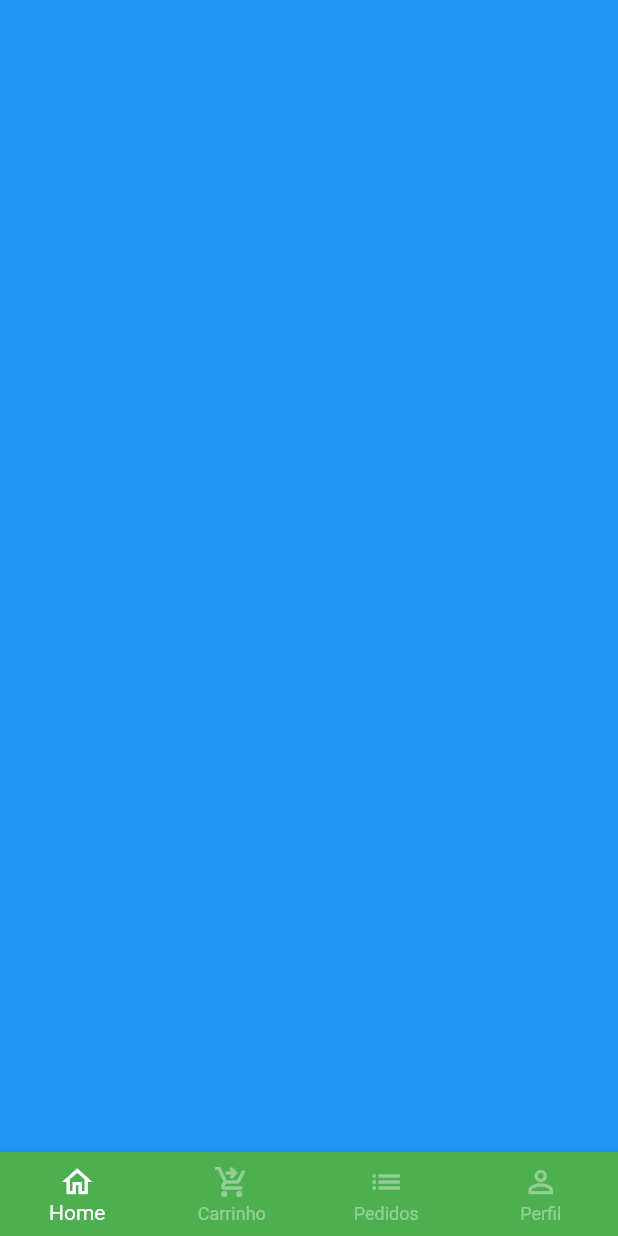
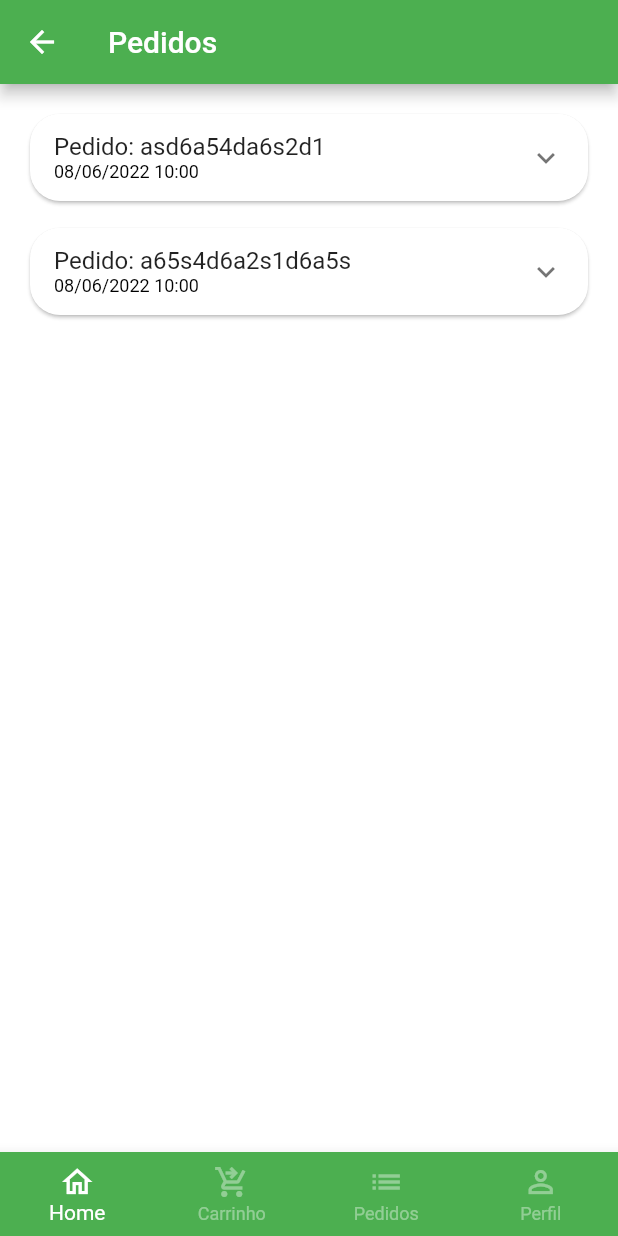
Before and after one commit to tiaggomoura/app-mercadin24h, a Flutter app: the BaseScreen screen opened directly, swiped to page 3, on a phone screen of 412 x 824 dp. Run offline on Flutter 3.47's test engine with Material 2 defaults, Android fonts, the phone set to English and light mode, and no system bars; our stand-ins replace animated_text_kit, badges, mask_text_input_formatter.

Commit message:
WIP - Criando Tile de Orders

```diff
--- a/lib/src/config/app_data.dart
+++ b/lib/src/config/app_data.dart
@@ -1,5 +1,6 @@
 import 'package:mercadin/src/models/item_model.dart';
 import 'package:mercadin/src/models/user_model.dart';
+import 'package:mercadin/src/models/order_model.dart';
 
 import '../models/cart_item.dart';
 
@@ -95,3 +96,49 @@ UserModel user = UserModel(
     phone: '85998111111',
     cpf: '88899900012',
     password: '123456');
+
+List<OrderModel> orders = [
+  // Pedido 01
+  OrderModel(
+    copyAndPaste: 'q1w2e3r4t5y6',
+    createdDateTime: DateTime.parse(
+      '2022-06-08 10:00:10.458',
+    ),
+    overdueDateTime: DateTime.parse(
+      '2022-06-08 11:00:10.458',
+    ),
+    id: 'asd6a54da6s2d1',
+    status: 'pending_payment',
+    total: 11.0,
+    items: [
+      CartItem(
+        item: apple,
+        quantity: 2,
+      ),
+      CartItem(
+        item: mango,
+        quantity: 2,
+      ),
+    ],
+  ),
+
+  // Pedido 02
+  OrderModel(
+    copyAndPaste: 'q1w2e3r4t5y6',
+    createdDateTime: DateTime.parse(
+      '2022-06-08 10:00:10.458',
+    ),
+    overdueDateTime: DateTime.parse(
+      '2022-06-08 11:00:10.458',
+    ),
+    id: 'a65s4d6a2s1d6a5s',
+    status: 'delivered',
+    total: 11.5,
+    items: [
+      CartItem(
+        item: guava,
+        quantity: 1,
+      ),
+    ],
+  ),
+];
--- /dev/null
+++ b/lib/src/models/order_model.dart
@@ -0,0 +1,21 @@
+import 'package:mercadin/src/models/cart_item.dart';
+
+class OrderModel {
+  String id;
+  DateTime createdDateTime;
+  DateTime overdueDateTime;
+  List<CartItem> items;
+  String status;
+  String copyAndPaste;
+  double total;
+
+  OrderModel({
+    required this.id,
+    required this.createdDateTime,
+    required this.overdueDateTime,
+    required this.items,
+    required this.status,
+    required this.copyAndPaste,
+    required this.total,
+  });
+}
--- a/lib/src/pages/base/base_screen.dart
+++ b/lib/src/pages/base/base_screen.dart
@@ -2,6 +2,7 @@ import 'package:flutter/material.dart';
 import 'package:mercadin/src/pages/cart/CartTab.dart';
 import 'package:mercadin/src/pages/home/home_tab.dart';
 import 'package:mercadin/src/pages/profile/profile_tab.dart';
+import 'package:mercadin/src/pages/orders/orders_tab.dart';
 
 class BaseScreen extends StatefulWidget {
   const BaseScreen({Key? key}) : super(key: key);
@@ -20,11 +21,11 @@ class _BaseScreenState extends State<BaseScreen> {
       body: PageView(
         physics: const NeverScrollableScrollPhysics(),
         controller: pageController,
-        children: [
-          const HomeTab(),
-          const CartTab(),
-          Container(color: Colors.blue),
-          const ProfileTab(),
+        children: const [
+          HomeTab(),
+          CartTab(),
+          OrdersTab(),
+          ProfileTab(),
         ],
       ),
       bottomNavigationBar: BottomNavigationBar(
--- /dev/null
+++ b/lib/src/pages/orders/components/order_tile.dart
@@ -0,0 +1,44 @@
+import 'package:flutter/material.dart';
+import 'package:mercadin/src/models/order_model.dart';
+import 'package:mercadin/src/services/utils_services.dart';
+
+class OrderTile extends StatelessWidget {
+  OrderTile({
+    Key? key,
+    required this.order,
+  }) : super(key: key);
+
+  final OrderModel order;
+  final UtilsServices utilsServices = UtilsServices();
+
+  @override
+  Widget build(BuildContext context) {
+    return Card(
+      shape: RoundedRectangleBorder(
+        borderRadius: BorderRadius.circular(20),
+      ),
+      child: Theme(
+        data: Theme.of(context).copyWith(
+          dividerColor: Colors.transparent,
+        ),
+        child: ExpansionTile(
+          title: Column(
+            mainAxisSize: MainAxisSize.min,
+            crossAxisAlignment: CrossAxisAlignment.start,
+            children: [
+              Text('Pedido: ${order.id}'),
+              Text(
+                utilsServices.formatDateTime(order.createdDateTime),
+                style: const TextStyle(
+                  fontSize: 12,
+                  color: Colors.black,
+                ),
+              ),
+            ],
+          ),
+          children: [],
+        ),
+      ),
+    );
+  }
+}
--- /dev/null
+++ b/lib/src/pages/orders/orders_tab.dart
@@ -0,0 +1,23 @@
+import 'package:flutter/material.dart';
+import 'package:mercadin/src/config/app_data.dart' as app_data;
+import 'components/order_tile.dart';
+
+class OrdersTab extends StatelessWidget {
+  const OrdersTab({Key? key}) : super(key: key);
+
+  @override
+  Widget build(BuildContext context) {
+    return Scaffold(
+      appBar: AppBar(
+        title: const Text('Pedidos'),
+      ),
+      body: ListView.separated(
+        padding: const EdgeInsets.all(16),
+        physics: const BouncingScrollPhysics(),
+        separatorBuilder: (_, index) => const SizedBox(height: 10),
+        itemBuilder: (_, index) => OrderTile(order: app_data.orders[index]),
+        itemCount: app_data.orders.length,
+      ),
+    );
+  }
+}
--- a/lib/src/services/utils_services.dart
+++ b/lib/src/services/utils_services.dart
@@ -1,8 +1,15 @@
 import 'package:intl/intl.dart';
+import 'package:intl/date_symbol_data_local.dart';
 
 class UtilsServices {
   String priceToCurrency(double price) {
     NumberFormat numberFormat = NumberFormat.simpleCurrency(locale: 'pt_BR');
     return numberFormat.format(price);
   }
+
+  String formatDateTime(DateTime dateTime) {
+    initializeDateFormatting();
+    DateFormat dateFormat = DateFormat.yMd('pt_BR').add_Hm();
+    return dateFormat.format(dateTime);
+  }
 }
```
